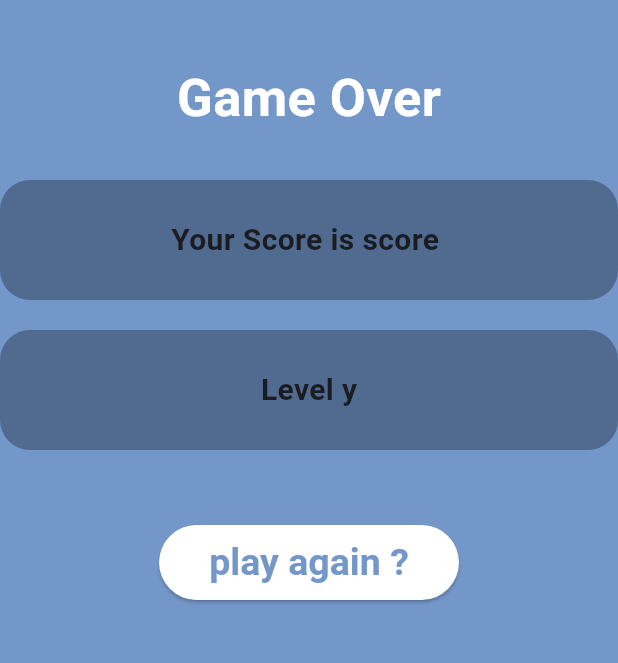
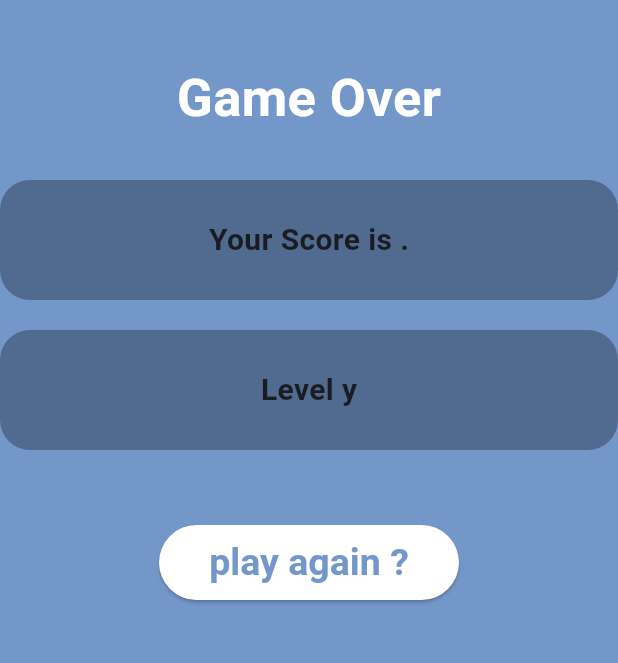
Before and after one commit to nouhaila-17/Test_your_brain, a Flutter app: the FinalScreen screen opened by its route, on a phone screen of 412 x 824 dp, the part 393-1056 px from its top. Run offline on Flutter 3.47's test engine with Material 2 defaults, Android fonts, the light colour scheme and no system bars; our stand-ins replace animated_splash_screen, page_transition, vibration.

```diff
--- a/test_your_brain/lib/screens/final_screen.dart
+++ b/test_your_brain/lib/screens/final_screen.dart
@@ -1,11 +1,17 @@
 import 'package:flutter/material.dart';
 import '../styles/color.dart';
 import 'package:test_your_brain/screens/start_screen.dart'; //OK
+import 'package:test_your_brain/screens/game_screen.dart';
 
 class FinalScreen extends StatelessWidget {
   static String routeName = '/final-screen';
+  //quand on a le score
+  //quand on a le score
 
-  const FinalScreen({super.key});
+  const FinalScreen({super.key
+      //required this.score,
+      //required this.level,
+      });
 
   void startGame(BuildContext context) {
     Navigator.pushNamed(context, StartScreen.routeName);
@@ -43,7 +49,7 @@ class FinalScreen extends StatelessWidget {
               ),
               child: const Center(
                 child: Text(
-                  'Your Score is score ', //to complete later
+                  'Your Score is .', //to complete later
                   style: TextStyle(
                     fontSize: 20,
                     fontWeight: FontWeight.bold,
```
